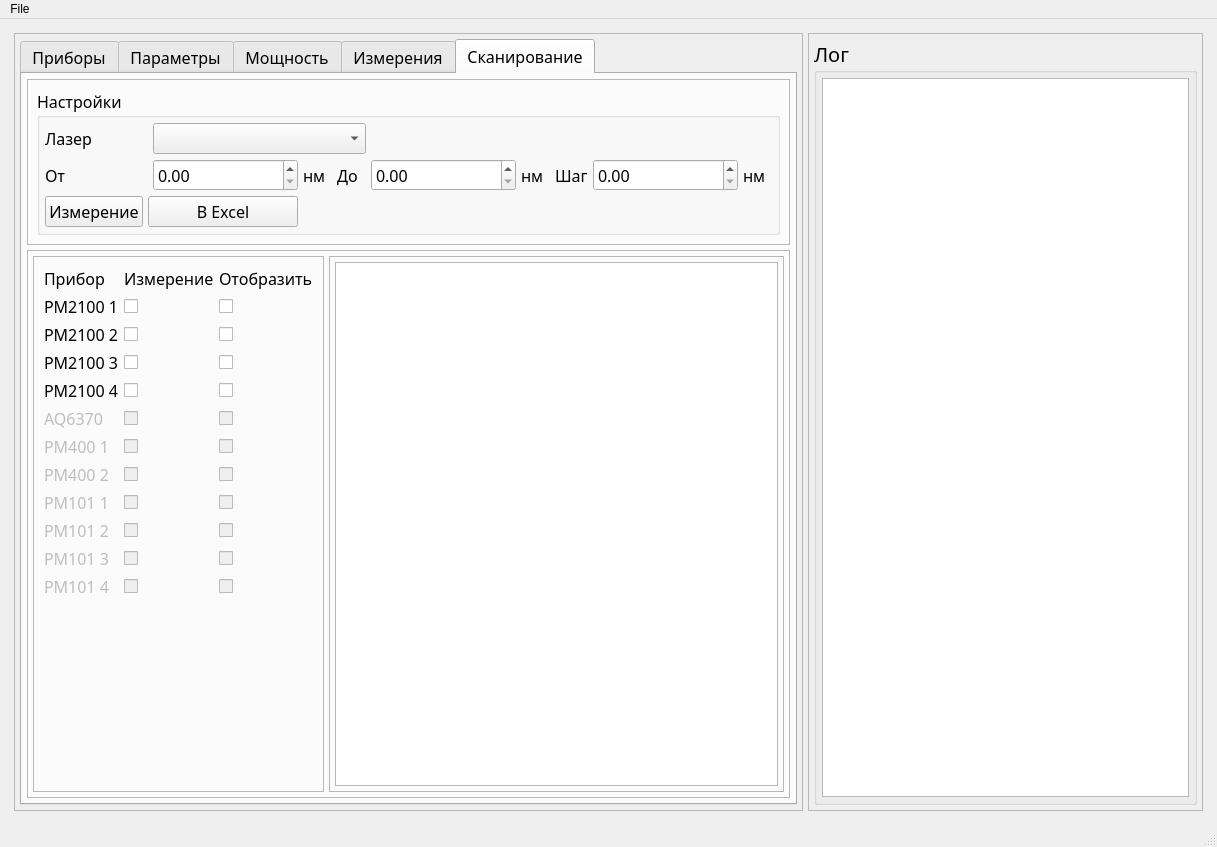
Old version of the form gui/gui.ui in the repository ghost211221/laser_power_stand.
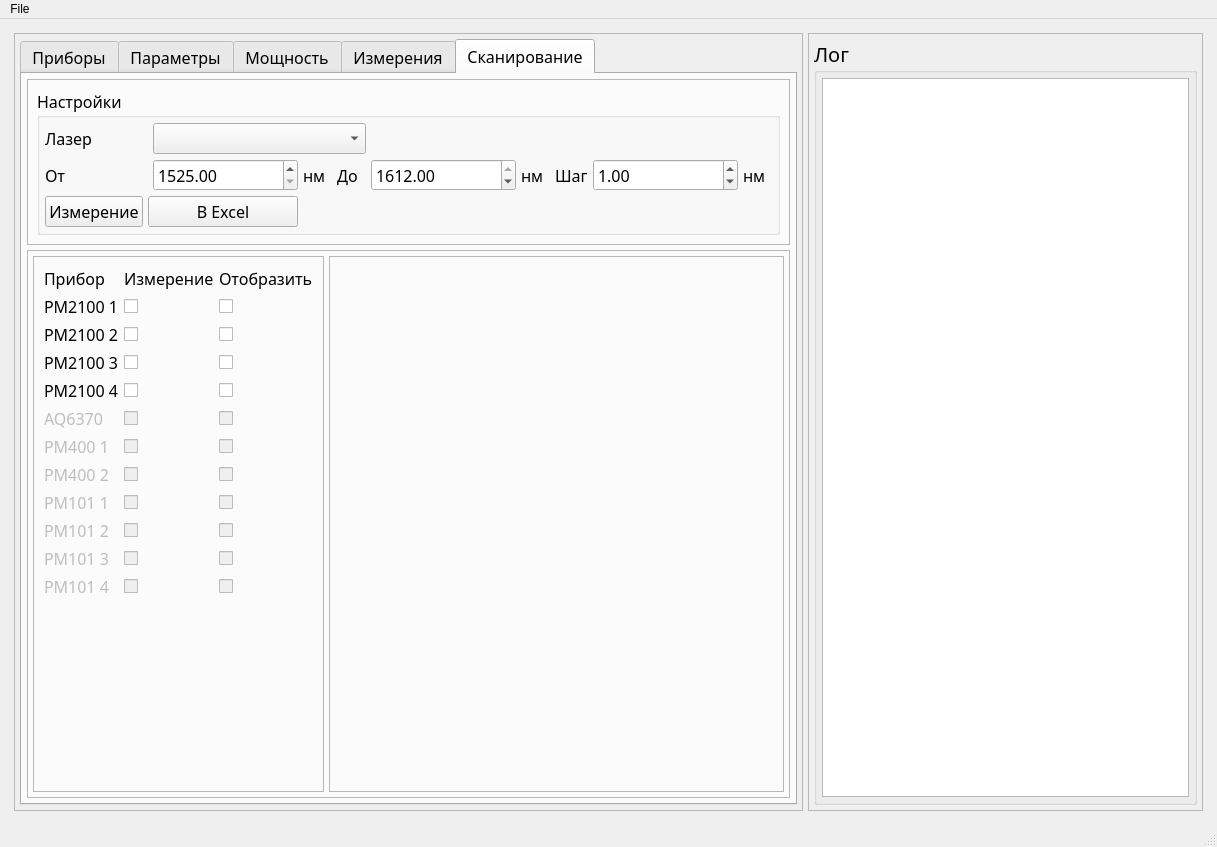
New version of the form. The open tabs and pages were chosen to show the change. Icons and pictures are not drawn.

The edit to the form file:
```diff
--- a/gui/gui.ui
+++ b/gui/gui.ui
@@ -3199,7 +3199,14 @@
                     <widget class="QComboBox" name="scanLaserCombo"/>
                    </item>
                    <item row="1" column="8">
-                    <widget class="QDoubleSpinBox" name="scanStepSpin"/>
+                    <widget class="QDoubleSpinBox" name="scanStepSpin">
+                     <property name="maximum">
+                      <double>87.000000000000000</double>
+                     </property>
+                     <property name="value">
+                      <double>1.000000000000000</double>
+                     </property>
+                    </widget>
                    </item>
                    <item row="1" column="4">
                     <widget class="QLabel" name="label_62">
@@ -3213,10 +3220,26 @@
                      <property name="suffix">
                       <string/>
                      </property>
+                     <property name="minimum">
+                      <double>1525.000000000000000</double>
+                     </property>
+                     <property name="maximum">
+                      <double>1612.000000000000000</double>
+                     </property>
                     </widget>
                    </item>
                    <item row="1" column="5">
-                    <widget class="QDoubleSpinBox" name="scanStopSpin"/>
+                    <widget class="QDoubleSpinBox" name="scanStopSpin">
+                     <property name="minimum">
+                      <double>1525.000000000000000</double>
+                     </property>
+                     <property name="maximum">
+                      <double>1612.000000000000000</double>
+                     </property>
+                     <property name="value">
+                      <double>1612.000000000000000</double>
+                     </property>
+                    </widget>
                    </item>
                    <item row="2" column="0">
                     <widget class="QPushButton" name="pushButton_12">
@@ -3660,9 +3683,6 @@
                    <property name="spacing">
                     <number>5</number>
                    </property>
-                   <item row="0" column="0">
-                    <widget class="QGraphicsView" name="scanGraphicsView"/>
-                   </item>
                   </layout>
                  </widget>
                 </item>
```
Left out of the diff: 2 changed lines with no effect on the pictures.
